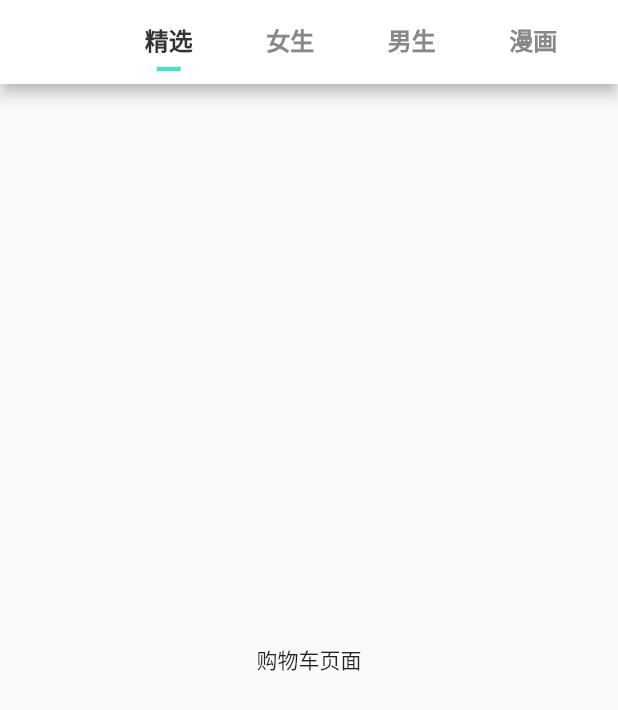
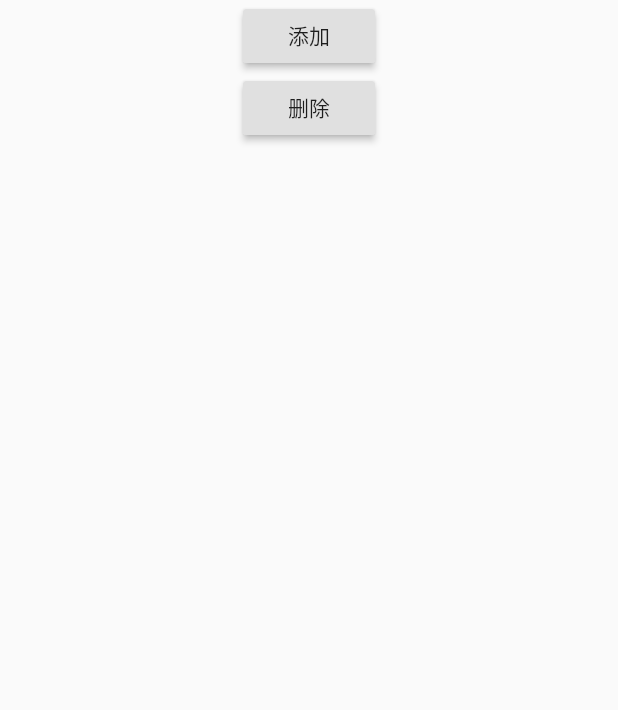
Before and after one commit to sword1202/flutter_shop_ui_demo, a Flutter app: the CartPage widget shown alone on an empty page, opened directly, on a phone screen of 412 x 824 dp. Shown: the top 710 px of the screen. Run offline on Flutter 3.47's test engine with Material 2 defaults, Android fonts, the phone set to English and light mode, and no system bars; our stand-ins replace dio, fluro, flutter_easyrefresh, flutter_html, flutter_screenutil, flutter_swiper and 2 more; missing offline and left inert: provide; accounts and stored records are empty; network calls fail; statements that could not run were skipped.

Commit message:
购物车开发

```diff
--- a/lib/constants/import.dart
+++ b/lib/constants/import.dart
@@ -6,6 +6,7 @@ export 'package:flutter_screenutil/flutter_screenutil.dart';
 export 'package:url_launcher/url_launcher.dart';
 export 'package:provide/provide.dart';
 export 'package:fluro/fluro.dart';
+export 'package:shared_preferences/shared_preferences.dart';
 
 //本应用
 export 'package:flutter_shop/constants/constants.dart';
@@ -14,6 +15,7 @@ export 'package:flutter_shop/service/service_url.dart';
 export 'package:flutter_shop/provide/child_category_provide.dart';
 export 'package:flutter_shop/provide/category_goods_list_provide.dart';
 export 'package:flutter_shop/provide/details_info_provide.dart';
+export 'package:flutter_shop/provide/cart_provide.dart';
 export 'package:flutter_shop/model/category_model.dart';
 export 'package:flutter_shop/model/category_goodslist_model.dart';
 export 'package:flutter_shop/util/toast.dart';
--- a/lib/main.dart
+++ b/lib/main.dart
@@ -11,11 +11,13 @@ void main() {
   var childCategory = ChildCategoryProvide();
   var categoryGoodsList = CategoryGoodsListProvide();
   var detailInfo = DetailsInfoProvide();
+  var cartProvide = CartProvide();
   var provides = Providers();
   provides
     ..provide(Provider<ChildCategoryProvide>.value(childCategory))
     ..provide(Provider<CategoryGoodsListProvide>.value(categoryGoodsList))
-    ..provide(Provider<DetailsInfoProvide>.value(detailInfo));
+    ..provide(Provider<DetailsInfoProvide>.value(detailInfo))
+    ..provide(Provider<CartProvide>.value(cartProvide));
   runApp(ProviderNode(
     providers: provides,
     child: MyApp(),
--- a/lib/pages/cart_page.dart
+++ b/lib/pages/cart_page.dart
@@ -1,47 +1,71 @@
 import 'package:flutter/material.dart';
+import 'package:flutter_shop/constants/import.dart';
 
-class CartPage extends StatelessWidget {
+class CartPage extends StatefulWidget {
+  @override
+  _CartPageState createState() => _CartPageState();
+}
+
+class _CartPageState extends State<CartPage> {
+  List<String> testList = [];
+
   @override
   Widget build(BuildContext context) {
-    return DefaultTabController(
-      length: 4,
-      child: Scaffold(
-        appBar: AppBar(
-          backgroundColor: Colors.white,
-          title: Container(
-            child: TabBar(
-              labelColor: Color(0xFF333333),
-              labelStyle: TextStyle(fontSize: 16, fontWeight: FontWeight.bold),
-              unselectedLabelColor: Color(0xFF888888),
-              indicatorColor: Color(0xFF51DEC6),
-              indicatorSize: TabBarIndicatorSize.label,
-              indicatorWeight: 3,
-              indicatorPadding: EdgeInsets.fromLTRB(8, 0, 8, 5),
-              tabs: <Widget>[
-                Tab(text: '精选'),
-                Tab(text: '女生'),
-                Tab(text: '男生'),
-                Tab(text: '漫画'),
-              ],
+    return Container(
+      child: Column(
+        children: <Widget>[
+          RaisedButton(
+            child: Text('添加'),
+            onPressed: () {
+              _add();
+            },
+          ),
+          RaisedButton(
+            child: Text('删除'),
+            onPressed: () {
+              _clear();
+            },
+          ),
+          Container(
+            height: 300,
+            child: ListView.builder(
+              itemCount: testList.length,
+              itemBuilder: (context, index) {
+                return ListTile(
+                  title: Text(testList[index]),
+                  leading: Icon(Icons.ac_unit),
+                );
+              },
             ),
-          ),
-        ),
-        body: TabBarView(
-          children: <Widget>[
-            //如果需要支持阿拉伯（RTL）从右往左展示：
-            //1, 通过国际化：请看： https://stackoverflow.com/questions/50535185/right-to-left-rtl-in-flutter
-            //2，以下是通过Directionality直接去选择TextDirection
-            Center(child: Text('购物车页面')),
-            Directionality(
-                textDirection: TextDirection.rtl, child: Text('购物车页面')),
-            Directionality(
-                textDirection: TextDirection.ltr, child: Text('购物车页面')),
-            Container(
-              color: Colors.orange,
-            ),
-          ],
-        ),
+          )
+        ],
       ),
     );
   }
+
+  void _add() async {
+    SharedPreferences prefs = await SharedPreferences.getInstance();
+    String temp = '小羊最帅！！！';
+    testList.add(temp);
+    prefs.setStringList('哈哈', testList);
+    _show();
+  }
+
+  void _show() async {
+    SharedPreferences prefs = await SharedPreferences.getInstance();
+    if (prefs.getStringList('哈哈') != null) {
+      setState(() {
+        testList = prefs.getStringList('哈哈');
+      });
+    }
+  }
+
+  void _clear() async {
+    SharedPreferences prefs = await SharedPreferences.getInstance();
+    // prefs.clear();
+    prefs.remove('哈哈');
+    setState(() {
+      testList = [];
+    });
+  }
 }
--- a/lib/service/service_url.dart
+++ b/lib/service/service_url.dart
@@ -1,7 +1,9 @@
 // easy-mock 测试地址
 //  const String baseUrl = 'https://easy-mock.com/mock/5c7cb5f7c64b7d04d10c1e09/shop_flutter/';
-// 百姓生活+ 接口
-const String baseUrl = 'http://61.163.2.122/baixing/';
+// 百姓生活+ 技术胖接口
+// const String baseUrl = 'http://v.jspang.com:8088/baixing/';
+// 微信小程序抓取的接口
+const String baseUrl = 'http://wxmini.baixingliangfan.cn/baixing/';
 
 const servicePath = {
   homePageContent: 'wxmini/homePageContent',
--- a/pubspec.yaml
+++ b/pubspec.yaml
@@ -41,6 +41,9 @@ dependencies:
   fluro: ^1.4.0
   # flutter_html
   flutter_html: ^0.9.6
+  # sp 持久化
+  shared_preferences: ^0.5.2
+
 dev_dependencies:
   flutter_test:
     sdk: flutter
```
Also changed, not shown: lib/pages/details_page/details_bottom_buy.dart (+16 -2 lines), lib/provide/cart_provide.dart (added, +54 -0 lines).
